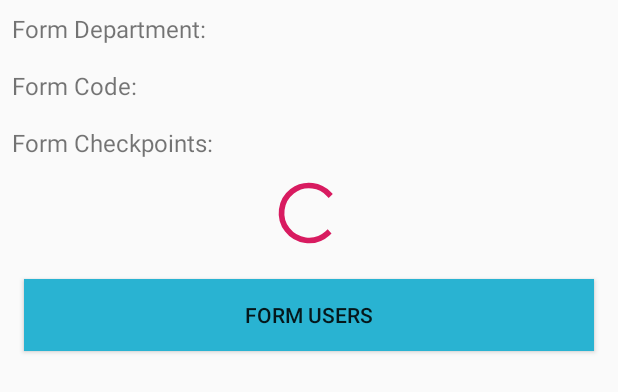
After one commit to saarthak08/FormSubmissionPortal-AndroidClient, an Android app: the layout material_dialog_layout.xml on its own in the app's theme, with its tools: preview values and no code run, on a phone screen of 412 x 824 dp. The commit adds this screen. Shown: the top 392 px of the screen. Run offline under Robolectric (Android 15) with nearby library versions, the phone set to English and light mode, and no system bars; network calls fail; Roboto replaces fonts that are not available here.

Commit message:
Implemented AllForms MaterialDialog

```diff
--- a/app/src/main/java/com/sg/formsubmissionportal_androidclient/di/component/MainActivityComponent.java
+++ b/app/src/main/java/com/sg/formsubmissionportal_androidclient/di/component/MainActivityComponent.java
@@ -1,6 +1,7 @@
 package com.sg.formsubmissionportal_androidclient.di.component;
 
 
+import com.sg.formsubmissionportal_androidclient.adapter.FormsAdapter;
 import com.sg.formsubmissionportal_androidclient.di.module.OtherNetworkServicesModule;
 import com.sg.formsubmissionportal_androidclient.ui.FormStatusActivity;
 import com.sg.formsubmissionportal_androidclient.ui.FormUsersActivity;
@@ -29,4 +30,6 @@ public interface MainActivityComponent {
     void inject(FormUsersActivity formUsersActivity);
 
     void inject(SubmitFormActivity submitFormActivity);
+
+    void inject(FormsAdapter formsAdapter);
 }
--- /dev/null
+++ b/app/src/main/res/layout/material_dialog_layout.xml
@@ -0,0 +1,52 @@
+<?xml version="1.0" encoding="utf-8"?>
+<LinearLayout xmlns:android="http://schemas.android.com/apk/res/android"
+    android:orientation="vertical" android:layout_width="match_parent"
+    android:layout_height="wrap_content">
+
+    <TextView
+        android:id="@+id/dialog_formDepartment"
+        android:layout_width="match_parent"
+        android:textSize="@dimen/text_16x"
+        android:layout_margin="@dimen/dimen_4x"
+        android:padding="@dimen/dimen_4x"
+        android:layout_height="wrap_content"
+        android:text="Form Department: " />
+
+    <TextView
+        android:id="@+id/dialog_formCode"
+        android:layout_width="match_parent"
+        android:textSize="@dimen/text_16x"
+        android:layout_margin="@dimen/dimen_4x"
+        android:padding="@dimen/dimen_4x"
+        android:layout_height="wrap_content"
+        android:text="Form Code: " />
+
+    <TextView
+        android:id="@+id/dialog_formCheckpoints"
+        android:layout_width="match_parent"
+        android:textSize="@dimen/text_16x"
+        android:layout_margin="@dimen/dimen_4x"
+        android:padding="@dimen/dimen_4x"
+        android:layout_height="wrap_content"
+        android:text="Form Checkpoints: " />
+    <ProgressBar
+        android:id="@+id/progressBar_dialog"
+        style="?android:attr/progressBarStyleLarge"
+        android:layout_width="48dp"
+        android:layout_height="48dp"
+        android:layout_margin="@dimen/dimen_4x"
+        android:layout_gravity="center" />
+
+    <Button
+        android:id="@+id/button3"
+        android:layout_width="match_parent"
+        android:layout_height="wrap_content"
+        android:layout_margin="@dimen/text_16x"
+        android:text="Form Users"
+        android:foreground="?attr/selectableItemBackgroundBorderless"
+        android:clickable="true"
+        android:focusable="true"
+        android:background="@color/colorPrimary"
+        />
+
+</LinearLayout>
```
Also changed, not shown: app/src/main/java/com/sg/formsubmissionportal_androidclient/adapter/FormsAdapter.java (+105 -7 lines).
